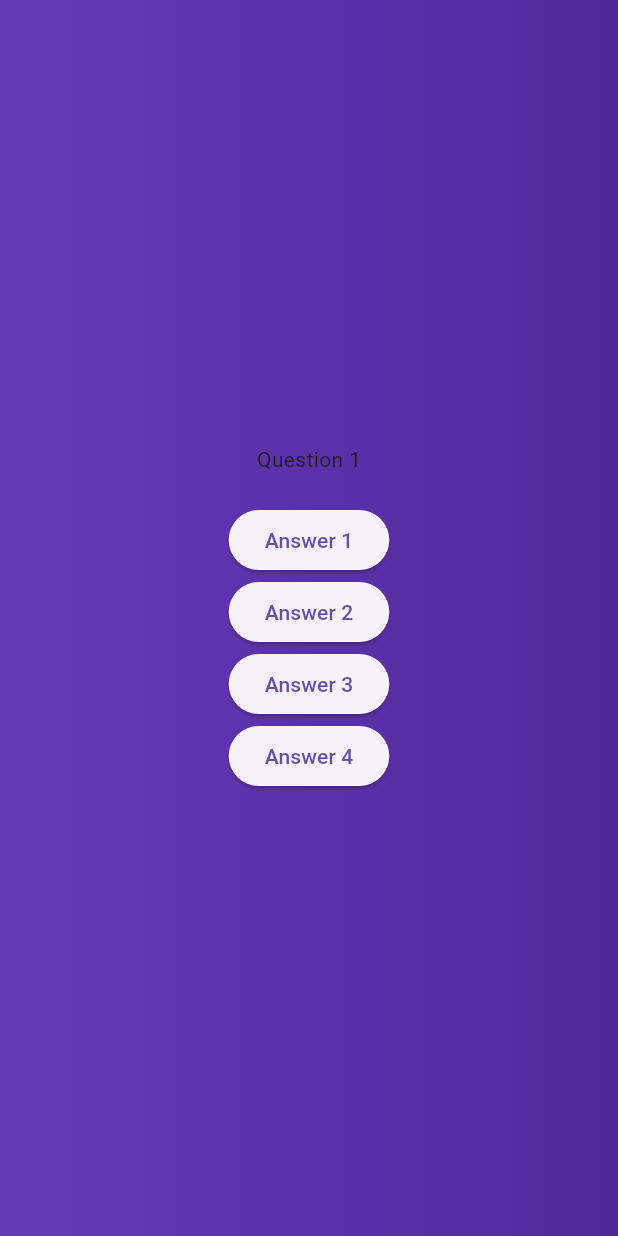
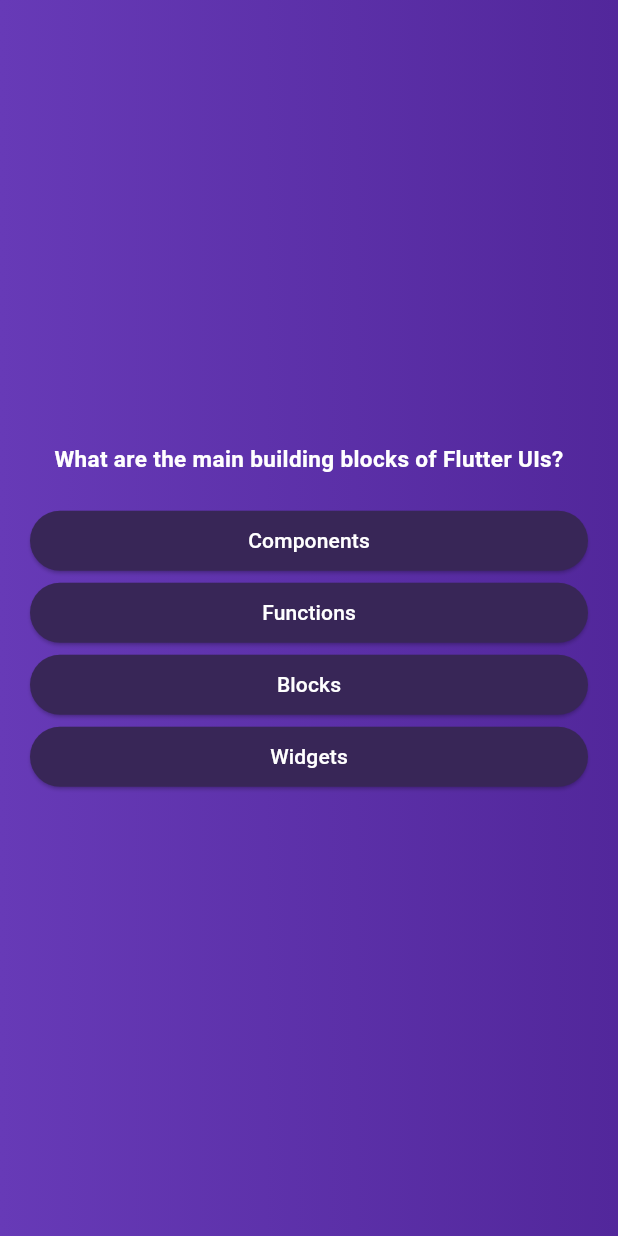
Before and after one commit to i-Abdulhaseeb/quiz_app, a Flutter app: the screen it shows after launch, after a tap on "Start Quiz", on a phone screen of 412 x 824 dp. Run offline on Flutter 3.47's test engine with Material 3 defaults, Android fonts, the phone set to English and light mode, and no system bars.

Commit message:
Improved the design + load Q/A from list + shuffle answers

```diff
--- /dev/null
+++ b/lib/answer_button.dart
@@ -0,0 +1,24 @@
+import 'package:flutter/material.dart';
+
+class AnswerButton extends StatelessWidget {
+  AnswerButton(this.message, this.ontap, {super.key});
+  String message;
+  final void Function() ontap;
+  @override
+  Widget build(context) {
+    return ElevatedButton(
+      onPressed: ontap,
+      style: ElevatedButton.styleFrom(
+        padding: const EdgeInsets.symmetric(horizontal: 20, vertical: 5),
+        foregroundColor: Colors.white,
+        backgroundColor: const Color.fromARGB(255, 56, 38, 87),
+        shape: RoundedRectangleBorder(
+          borderRadius: BorderRadius.circular(40),
+        ),
+      ),
+      child: Text(
+        message,
+      ),
+    );
+  }
+}
--- a/lib/model/quiz_questions.dart
+++ b/lib/model/quiz_questions.dart
@@ -2,4 +2,10 @@ class QuizQuestions {
   const QuizQuestions(this.questionsofQuiz, this.answers);
   final String questionsofQuiz;
   final List<String> answers;
+
+  List<String> ShuffleAnswers() {
+    List<String> ShuffledAnswers = List.of(answers);
+    ShuffledAnswers.shuffle();
+    return ShuffledAnswers;
+  }
 }
--- a/lib/questions.dart
+++ /dev/null
@@ -1,29 +0,0 @@
-import 'package:flutter/material.dart';
-import 'package:quiz_app/questions_changing.dart';
-
-class QuestionsQuiz extends StatefulWidget {
-  const QuestionsQuiz({super.key});
-  @override
-  State<QuestionsQuiz> createState() {
-    return _QuestionsQuizState();
-  }
-}
-
-class _QuestionsQuizState extends State<QuestionsQuiz> {
-  @override
-  Widget build(context) {
-    return Center(
-      child: Column(
-        mainAxisSize: MainAxisSize.min,
-        children: [
-          const Text("Question 1"),
-          const SizedBox(height: 20),
-          ElevatedButton(onPressed: () {}, child: const Text("Answer 1")),
-          ElevatedButton(onPressed: () {}, child: const Text("Answer 2")),
-          ElevatedButton(onPressed: () {}, child: const Text("Answer 3")),
-          ElevatedButton(onPressed: () {}, child: const Text("Answer 4"))
-        ],
-      ),
-    );
-  }
-}
--- /dev/null
+++ b/lib/questions_screen.dart
@@ -0,0 +1,42 @@
+import 'package:flutter/material.dart';
+import 'package:quiz_app/question_and_answers.dart';
+import 'package:quiz_app/answer_button.dart';
+
+class QuestionsQuiz extends StatefulWidget {
+  const QuestionsQuiz({super.key});
+  @override
+  State<QuestionsQuiz> createState() {
+    return _QuestionsQuizState();
+  }
+}
+
+class _QuestionsQuizState extends State<QuestionsQuiz> {
+  var currentQuestion = questionsNumber[0];
+  void ontap() {}
+  @override
+  Widget build(context) {
+    return Center(
+      child: Container(
+        margin: const EdgeInsets.all(20),
+        child: Column(
+          mainAxisSize: MainAxisSize.min,
+          crossAxisAlignment: CrossAxisAlignment.stretch,
+          children: [
+            Text(
+              currentQuestion.questionsofQuiz,
+              style: const TextStyle(
+                  color: Colors.white,
+                  fontWeight: FontWeight.bold,
+                  fontSize: 15),
+              textAlign: TextAlign.center,
+            ),
+            const SizedBox(height: 20),
+            ...currentQuestion.ShuffleAnswers().map((answer) {
+              return AnswerButton(answer, () {});
+            }),
+          ],
+        ),
+      ),
+    );
+  }
+}
--- a/lib/quiz.dart
+++ b/lib/quiz.dart
@@ -1,6 +1,6 @@
 import 'package:flutter/material.dart';
 import 'package:quiz_app/start_screen.dart';
-import 'package:quiz_app/questions.dart';
+import 'package:quiz_app/questions_screen.dart';
 
 class Quiz extends StatefulWidget {
   const Quiz({super.key});
```
Also changed, not shown: lib/question_and_answers.dart (renamed from lib/questions_changing.dart).
